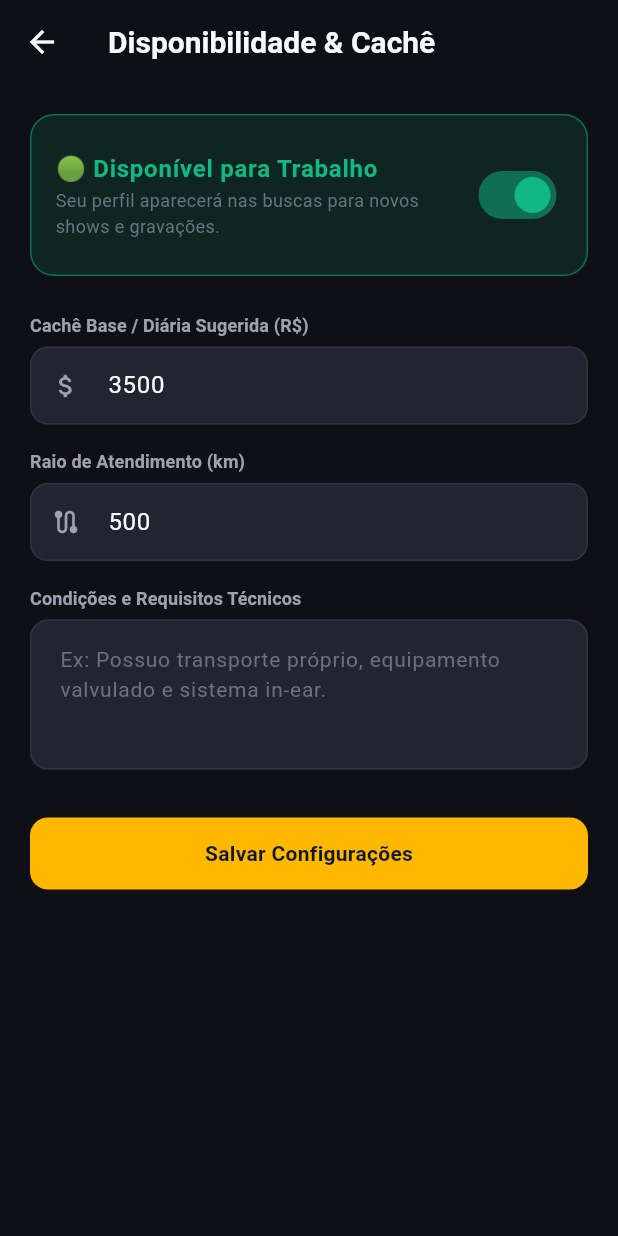
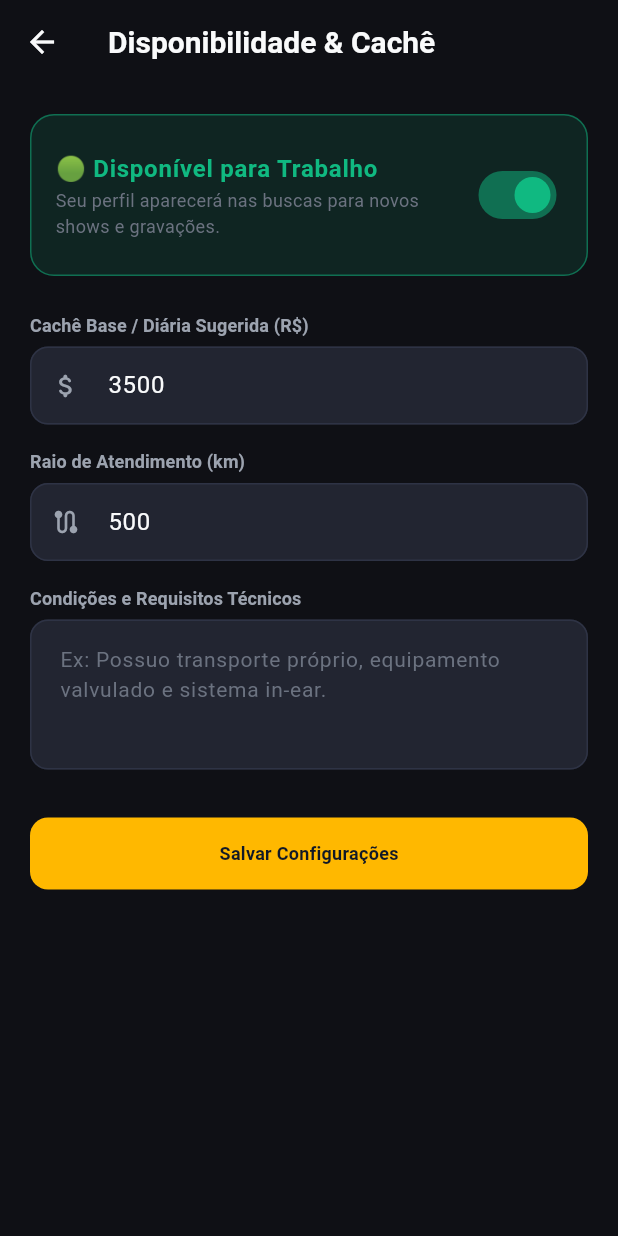
Before and after one commit to appwillb/augeplay, a Flutter app: the screen it shows after launch, item 5 of the bottom bar chosen, after a tap on "Gerenciar Disponibilidade e Cachê", on a phone screen of 412 x 824 dp. Run offline on Flutter 3.47's test engine with Material 3 defaults, Android fonts, the phone set to English and light mode, and no system bars; accounts and stored records are empty; network calls fail.

Commit message:
fix(ui): adjust action button text overflow and dark background for mobile viewport

```diff
--- a/lib/features/profile/presentation/screens/profile_screen.dart
+++ b/lib/features/profile/presentation/screens/profile_screen.dart
@@ -306,9 +306,8 @@ class _ProfileScreenState extends State<ProfileScreen> with SingleTickerProvider
               Row(
                 children: [
                   Expanded(
-                    flex: 3,
                     child: AppButton(
-                      label: 'Convidar p/ Show',
+                      label: 'Convidar Show',
                       icon: Icons.calendar_today_rounded,
                       onPressed: widget.onInviteForGig,
                     ),
@@ -316,18 +315,21 @@ class _ProfileScreenState extends State<ProfileScreen> with SingleTickerProvider
                   const SizedBox(width: 8),
                   // Botão de Vídeo Chamada / Audição Online
                   Expanded(
-                    flex: 3,
                     child: ElevatedButton.icon(
                       style: ElevatedButton.styleFrom(
                         backgroundColor: const Color(0xFF10B981),
                         foregroundColor: Colors.white,
-                        padding: const EdgeInsets.symmetric(horizontal: 10, vertical: 14),
+                        padding: const EdgeInsets.symmetric(horizontal: 8, vertical: 14),
                         shape: RoundedRectangleBorder(borderRadius: BorderRadius.circular(12)),
                       ),
-                      icon: const Icon(Icons.videocam_rounded, size: 20),
-                      label: const Text(
-                        'Audição Vídeo',
-                        style: TextStyle(fontWeight: FontWeight.bold, fontSize: 13),
+                      icon: const Icon(Icons.videocam_rounded, size: 18),
+                      label: const Flexible(
+                        child: Text(
+                          'Audição Vídeo',
+                          style: TextStyle(fontWeight: FontWeight.bold, fontSize: 12),
+                          maxLines: 1,
+                          overflow: TextOverflow.ellipsis,
+                        ),
                       ),
                       onPressed: _startVideoCall,
                     ),
--- a/lib/shared/widgets/app_button.dart
+++ b/lib/shared/widgets/app_button.dart
@@ -52,10 +52,15 @@ class AppButton extends StatelessWidget {
                 Icon(icon, size: 18),
                 const SizedBox(width: 8),
               ],
-              Text(
-                label,
-                style: AppTextStyles.labelLarge.copyWith(
-                  color: _getTextColor(),
+              Flexible(
+                child: Text(
+                  label,
+                  style: AppTextStyles.labelLarge.copyWith(
+                    color: _getTextColor(),
+                    fontSize: 12,
+                  ),
+                  maxLines: 1,
+                  overflow: TextOverflow.ellipsis,
                 ),
               ),
             ],
```
Also changed, not shown: 4 other files.
